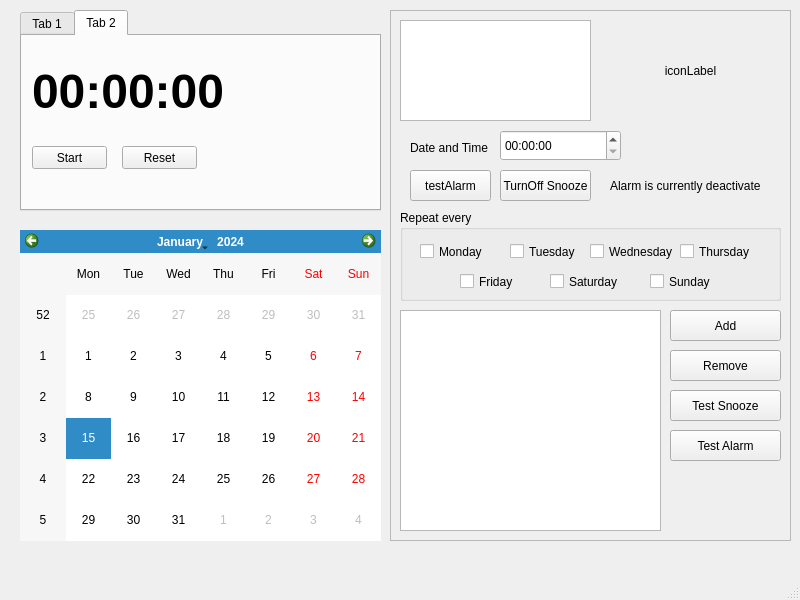
The window that Software/mainwindow.ui (yosuasentosa/weather-calender-app) describes before a commit, drawn with Qt 5.
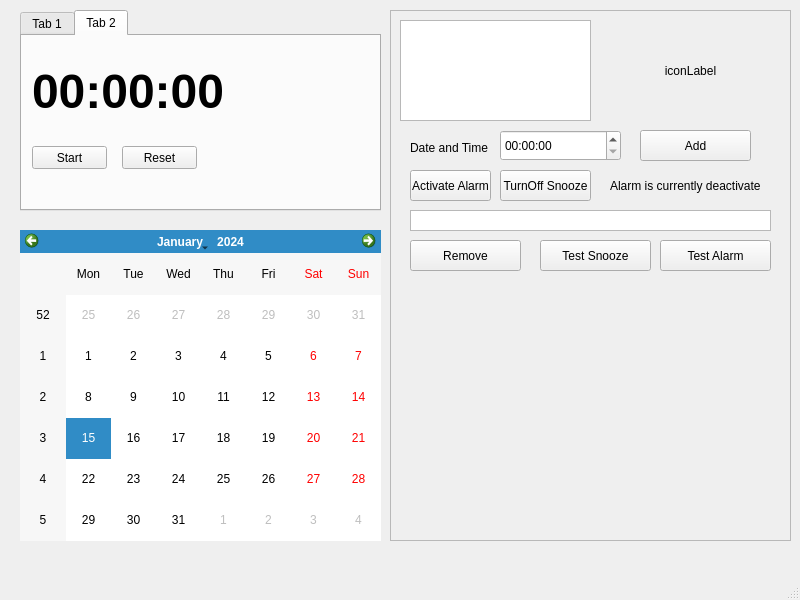
The same window after the commit.

What changed in the file:
```diff
--- a/Software/mainwindow.ui
+++ b/Software/mainwindow.ui
@@ -118,125 +118,21 @@
     <property name="frameShadow">
      <enum>QFrame::Raised</enum>
     </property>
-    <widget class="QGroupBox" name="groupBox">
-     <property name="geometry">
-      <rect>
-       <x>10</x>
-       <y>200</y>
-       <width>381</width>
-       <height>91</height>
-      </rect>
-     </property>
-     <property name="title">
-      <string>Repeat every</string>
-     </property>
-     <widget class="QCheckBox" name="chkMon">
-      <property name="geometry">
-       <rect>
-        <x>20</x>
-        <y>30</y>
-        <width>86</width>
-        <height>23</height>
-       </rect>
-      </property>
-      <property name="text">
-       <string>Monday</string>
-      </property>
-     </widget>
-     <widget class="QCheckBox" name="chkTues">
-      <property name="geometry">
-       <rect>
-        <x>110</x>
-        <y>30</y>
-        <width>86</width>
-        <height>23</height>
-       </rect>
-      </property>
-      <property name="text">
-       <string>Tuesday</string>
-      </property>
-     </widget>
-     <widget class="QCheckBox" name="chkWed">
-      <property name="geometry">
-       <rect>
-        <x>190</x>
-        <y>30</y>
-        <width>91</width>
-        <height>23</height>
-       </rect>
-      </property>
-      <property name="text">
-       <string>Wednesday</string>
-      </property>
-     </widget>
-     <widget class="QCheckBox" name="chkThurs">
-      <property name="geometry">
-       <rect>
-        <x>280</x>
-        <y>30</y>
-        <width>86</width>
-        <height>23</height>
-       </rect>
-      </property>
-      <property name="text">
-       <string>Thursday</string>
-      </property>
-     </widget>
-     <widget class="QCheckBox" name="chkFri">
-      <property name="geometry">
-       <rect>
-        <x>60</x>
-        <y>60</y>
-        <width>86</width>
-        <height>23</height>
-       </rect>
-      </property>
-      <property name="text">
-       <string>Friday</string>
-      </property>
-     </widget>
-     <widget class="QCheckBox" name="chkSat">
-      <property name="geometry">
-       <rect>
-        <x>150</x>
-        <y>60</y>
-        <width>86</width>
-        <height>23</height>
-       </rect>
-      </property>
-      <property name="text">
-       <string>Saturday</string>
-      </property>
-     </widget>
-     <widget class="QCheckBox" name="chkSun">
-      <property name="geometry">
-       <rect>
-        <x>250</x>
-        <y>60</y>
-        <width>86</width>
-        <height>23</height>
-       </rect>
-      </property>
-      <property name="text">
-       <string>Sunday</string>
-      </property>
-     </widget>
-    </widget>
     <widget class="QListWidget" name="listWidget">
      <property name="geometry">
       <rect>
-       <x>10</x>
-       <y>300</y>
-       <width>261</width>
-       <height>221</height>
+       <x>20</x>
+       <y>200</y>
+       <width>361</width>
+       <height>21</height>
       </rect>
      </property>
     </widget>
     <widget class="QPushButton" name="removebutton">
      <property name="geometry">
       <rect>
-       <x>280</x>
-       <y>340</y>
+       <x>20</x>
+       <y>230</y>
        <width>111</width>
        <height>31</height>
       </rect>
@@ -248,8 +144,8 @@
     <widget class="QPushButton" name="addButton">
      <property name="geometry">
       <rect>
-       <x>280</x>
-       <y>300</y>
+       <x>250</x>
+       <y>120</y>
        <width>111</width>
        <height>31</height>
       </rect>
@@ -274,8 +170,8 @@
     <widget class="QPushButton" name="pushButton_3">
      <property name="geometry">
       <rect>
-       <x>280</x>
-       <y>380</y>
+       <x>150</x>
+       <y>230</y>
        <width>111</width>
        <height>31</height>
       </rect>
@@ -297,8 +193,8 @@
     <widget class="QPushButton" name="testAlarmBtn">
      <property name="geometry">
       <rect>
-       <x>280</x>
-       <y>420</y>
+       <x>270</x>
+       <y>230</y>
        <width>111</width>
        <height>31</height>
       </rect>
@@ -330,7 +226,7 @@
       </rect>
      </property>
      <property name="text">
-      <string>testAlarm</string>
+      <string>Activate Alarm</string>
      </property>
     </widget>
     <widget class="QLabel" name="label_3">
```
